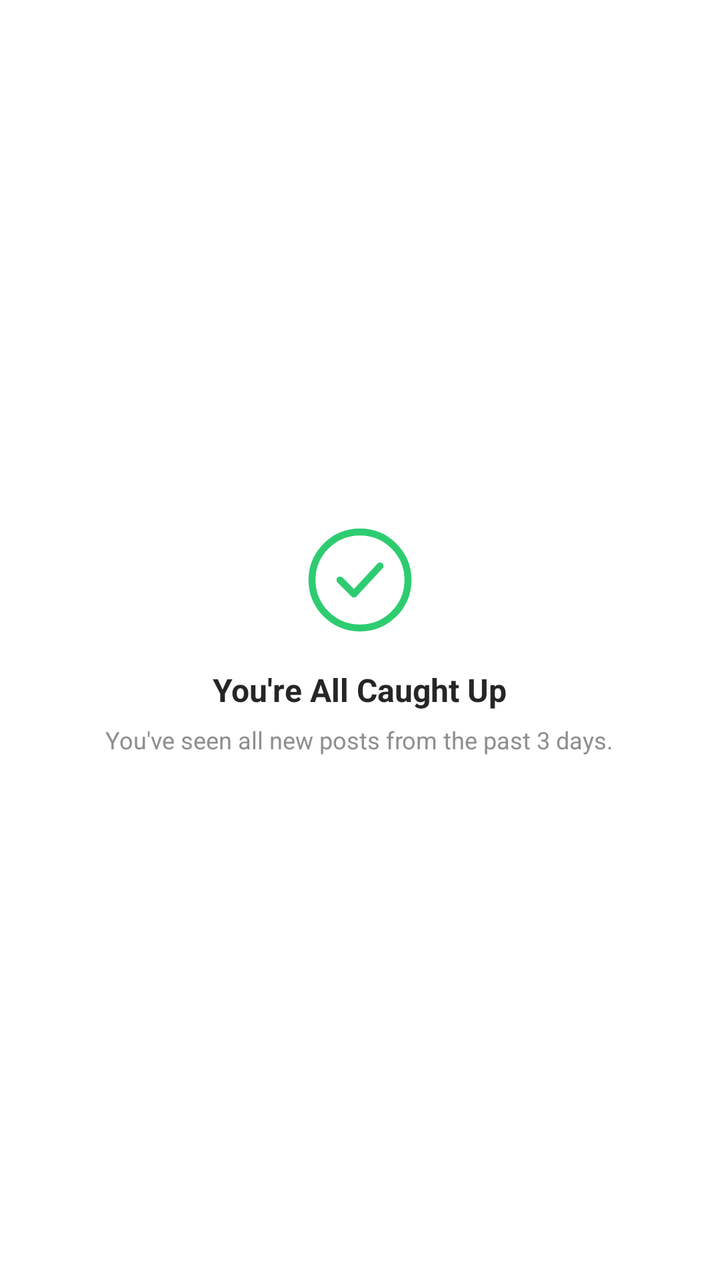
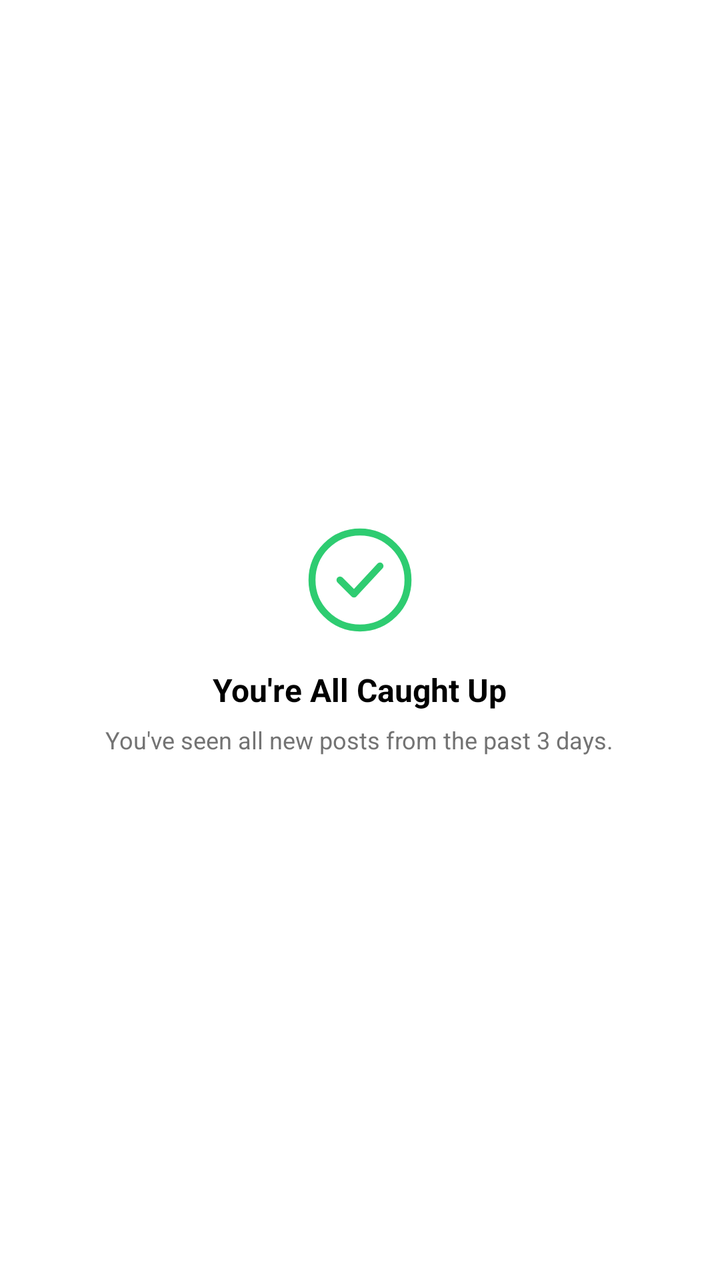

An Android layout rendered at two revisions. The XML below is the earlier revision; the diff shows what the commit changed to produce the second picture.
<!-- AndroidManifest.xml: application theme Theme.InstaClone -->
<!-- res/layout/item_all_caught_up.xml -->
<?xml version="1.0" encoding="utf-8"?>
<LinearLayout xmlns:android="http://schemas.android.com/apk/res/android"
    android:layout_width="match_parent"
    android:layout_height="wrap_content"
    android:background="?attr/themeBackground"
    android:gravity="center"
    android:orientation="vertical"
    android:paddingVertical="40dp"
    android:paddingHorizontal="24dp">

    <ImageView
        android:layout_width="56dp"
        android:layout_height="56dp"
        android:src="@drawable/ic_caught_up"
        android:contentDescription="All caught up" />

    <TextView
        android:layout_width="wrap_content"
        android:layout_height="wrap_content"
        android:layout_marginTop="16dp"
        android:text="@string/all_caught_up"
        android:textColor="?attr/themeTextPrimary"
        android:textSize="@dimen/text_title"
        android:textStyle="bold" />

    <TextView
        android:layout_width="wrap_content"
        android:layout_height="wrap_content"
        android:layout_marginTop="6dp"
        android:gravity="center"
        android:text="@string/all_caught_up_subtitle"
        android:textColor="?attr/themeTextSecondary"
        android:textSize="@dimen/text_meta" />

</LinearLayout>
<!-- resources referenced by this layout -->
<resources>
  <dimen name="text_meta">12sp</dimen>
  <dimen name="text_title">16sp</dimen>
  <!-- drawable ic_caught_up (drawable) -->
  <?xml version="1.0" encoding="utf-8"?>
  <vector xmlns:android="http://schemas.android.com/apk/res/android"
      android:width="56dp"
      android:height="56dp"
      android:viewportWidth="56"
      android:viewportHeight="56">
      <path
          android:fillColor="#00000000"
          android:strokeColor="#2ECC71"
          android:strokeWidth="3.5"
          android:pathData="M28,4C14.75,4 4,14.75 4,28s10.75,24 24,24 24,-10.75 24,-24S41.25,4 28,4z" />
      <path
          android:fillColor="#00000000"
          android:strokeColor="#2ECC71"
          android:strokeWidth="3.5"
          android:strokeLineCap="round"
          android:strokeLineJoin="round"
          android:pathData="M18,28l7,7 13,-14" />
  </vector>
  <string name="all_caught_up">You\'re All Caught Up</string>
  <string name="all_caught_up_subtitle">You\'ve seen all new posts from the past 3 days.</string>
  <style name="Theme.InstaClone" parent="Theme.MaterialComponents.DayNight.NoActionBar">
          
          <item name="colorPrimary">@color/color_primary</item>
          <item name="colorPrimaryVariant">@color/color_primary_dark</item>
          <item name="colorOnPrimary">@color/white</item>
          <item name="android:windowBackground">@color/color_background</item>
          <item name="android:statusBarColor">@color/color_background</item>
          <item name="android:windowLightStatusBar">true</item>
          <item name="android:navigationBarColor">@color/color_background</item>
  
          
          <item name="themeBackground">@color/color_background</item>
          <item name="themeDivider">@color/color_divider</item>
          <item name="themePrimary">@color/color_primary</item>
          <item name="themeTextPrimary">@color/color_text_primary</item>
          <item name="themeTextSecondary">@color/color_text_secondary</item>
      </style>
  <color name="color_primary">#3797EF</color>
  <color name="color_primary_dark">#1B74E4</color>
  <color name="white">#FFFFFF</color>
  <color name="color_background">#FFFFFF</color>
  <color name="color_divider">#DBDBDB</color>
  <color name="color_text_primary">#262626</color>
  <color name="color_text_secondary">#8E8E8E</color>
</resources>

<!-- the commit's change to res/layout/item_all_caught_up.xml (unified diff, before → after) -->
@@ -5,19 +5,21 @@
     android:background="?attr/themeBackground"
     android:gravity="center"
     android:orientation="vertical"
-    android:paddingVertical="40dp"
-    android:paddingHorizontal="24dp">
+    android:paddingTop="@dimen/caught_up_padding_vertical"
+    android:paddingBottom="@dimen/caught_up_padding_vertical"
+    android:paddingStart="@dimen/empty_state_padding"
+    android:paddingEnd="@dimen/empty_state_padding">
 
     <ImageView
-        android:layout_width="56dp"
-        android:layout_height="56dp"
+        android:layout_width="@dimen/caught_up_icon_size"
+        android:layout_height="@dimen/caught_up_icon_size"
         android:src="@drawable/ic_caught_up"
         android:contentDescription="All caught up" />
 
     <TextView
         android:layout_width="wrap_content"
         android:layout_height="wrap_content"
-        android:layout_marginTop="16dp"
+        android:layout_marginTop="@dimen/caught_up_gap"
         android:text="@string/all_caught_up"
         android:textColor="?attr/themeTextPrimary"
         android:textSize="@dimen/text_title"
@@ -26,7 +28,7 @@
     <TextView
         android:layout_width="wrap_content"
         android:layout_height="wrap_content"
-        android:layout_marginTop="6dp"
+        android:layout_marginTop="@dimen/caught_up_gap_tight"
         android:gravity="center"
         android:text="@string/all_caught_up_subtitle"
         android:textColor="?attr/themeTextSecondary"
<!-- resource entries referenced after the edit -->
@@ -1,5 +1,10 @@
 <!-- resources referenced by this layout -->
 <resources>
+  <dimen name="caught_up_gap">16dp</dimen>
+  <dimen name="caught_up_gap_tight">6dp</dimen>
+  <dimen name="caught_up_icon_size">56dp</dimen>
+  <dimen name="caught_up_padding_vertical">40dp</dimen>
+  <dimen name="empty_state_padding">24dp</dimen>
   <dimen name="text_meta">12sp</dimen>
   <dimen name="text_title">16sp</dimen>
   <!-- drawable ic_caught_up (drawable) -->
@@ -27,26 +32,50 @@
   <style name="Theme.InstaClone" parent="Theme.MaterialComponents.DayNight.NoActionBar">
           
           <item name="colorPrimary">@color/color_primary</item>
-          <item name="colorPrimaryVariant">@color/color_primary_dark</item>
+          <item name="colorPrimaryVariant">@color/color_primary</item>
+          <item name="colorSecondary">@color/color_primary</item>
+          <item name="colorSecondaryVariant">@color/color_primary</item>
           <item name="colorOnPrimary">@color/white</item>
+          <item name="colorAccent">@color/color_primary</item>
+          <item name="android:colorControlActivated">@color/color_primary</item>
+  
+          
+          <item name="android:colorBackground">@color/color_background</item>
           <item name="android:windowBackground">@color/color_background</item>
-          <item name="android:statusBarColor">@color/color_background</item>
+          <item name="colorSurface">@color/color_background</item>
+          <item name="colorOnSurface">@color/color_text_primary</item>
+          <item name="android:textColorPrimary">@color/color_text_primary</item>
+          <item name="android:textColorSecondary">@color/color_text_secondary</item>
+  
+          
+          <item name="android:statusBarColor">@android:color/transparent</item>
+          <item name="android:navigationBarColor">@android:color/transparent</item>
           <item name="android:windowLightStatusBar">true</item>
-          <item name="android:navigationBarColor">@color/color_background</item>
+          <item name="android:windowLightNavigationBar" tools:targetApi="o_mr1">true</item>
+          <item name="android:windowDrawsSystemBarBackgrounds">true</item>
+  
+          
+          <item name="elevationOverlayEnabled">false</item>
+          <item name="android:fontFamily">sans-serif</item>
   
           
           <item name="themeBackground">@color/color_background</item>
+          <item name="themeTextPrimary">@color/color_text_primary</item>
+          <item name="themeTextSecondary">@color/color_text_secondary</item>
+          <item name="themeSurfaceVariant">@color/color_surface_variant</item>
           <item name="themeDivider">@color/color_divider</item>
           <item name="themePrimary">@color/color_primary</item>
-          <item name="themeTextPrimary">@color/color_text_primary</item>
-          <item name="themeTextSecondary">@color/color_text_secondary</item>
+          <item name="themeLike">@color/color_like</item>
+          <item name="themeSheet">@color/color_sheet</item>
       </style>
-  <color name="color_primary">#3797EF</color>
-  <color name="color_primary_dark">#1B74E4</color>
+  <color name="color_primary">#0095F6</color>
   <color name="white">#FFFFFF</color>
   <color name="color_background">#FFFFFF</color>
   <color name="color_divider">#DBDBDB</color>
-  <color name="color_text_primary">#262626</color>
-  <color name="color_text_secondary">#8E8E8E</color>
+  <color name="color_like">#FF3040</color>
+  <color name="color_sheet">#FFFFFF</color>
+  <color name="color_text_primary">#000000</color>
+  <color name="color_text_secondary">#737373</color>
+  <color name="color_surface_variant">#EFEFEF</color>
 </resources>
 
